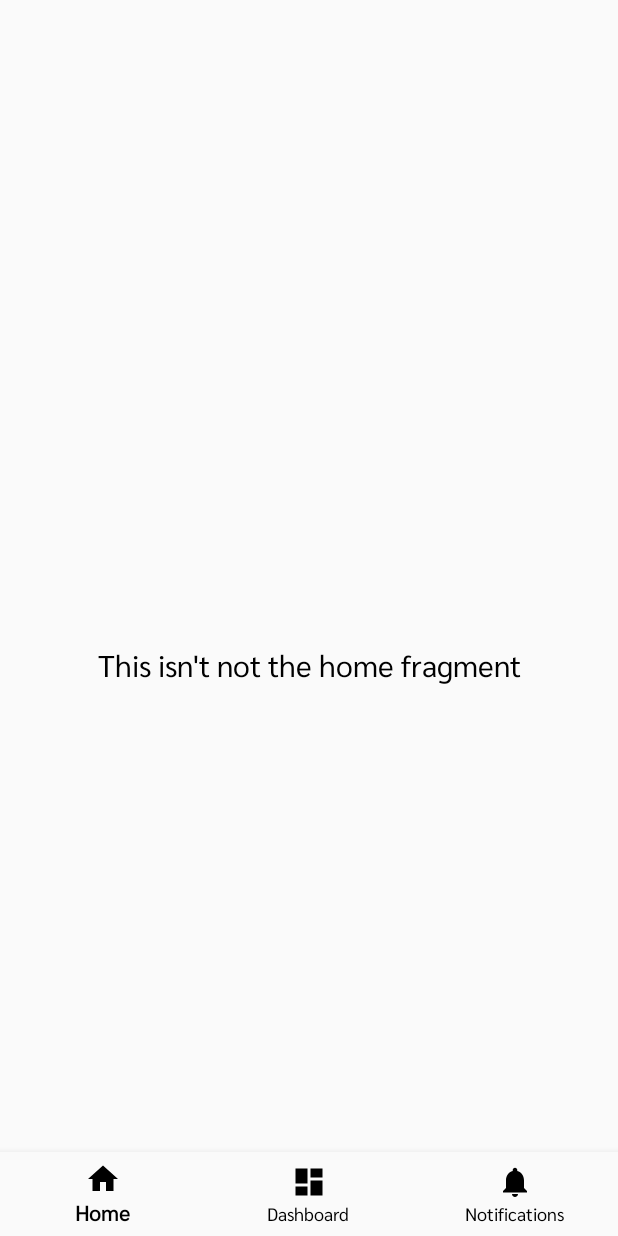
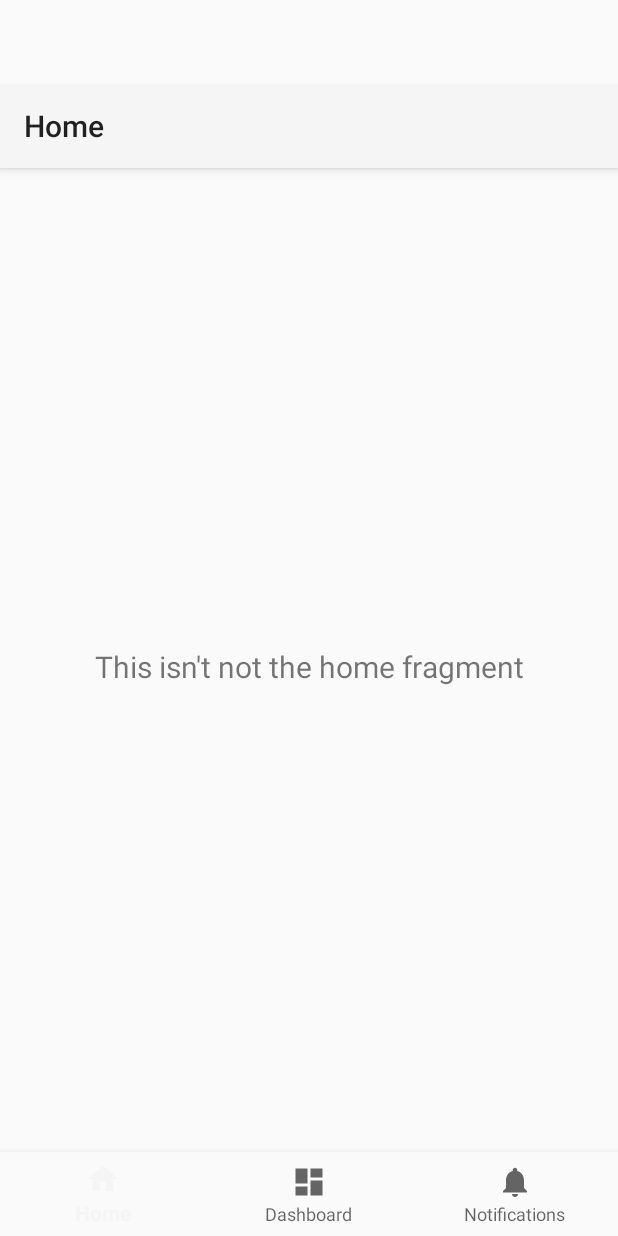
Before and after one commit to Matttle/NewFront, an Android app: the screen it shows after launch (MainActivity), on a phone screen of 412 x 824 dp. Run offline under Robolectric (Android 15) with nearby library versions, the phone set to English and light mode, and no system bars; our stand-ins replace navigation-ui.

Commit message:
Commit for fixing crashing problem in virtual device for New Front.

```diff
--- a/app/src/main/AndroidManifest.xml
+++ b/app/src/main/AndroidManifest.xml
@@ -10,7 +10,7 @@
         android:label="@string/app_name"
         android:roundIcon="@mipmap/ic_launcher_round"
         android:supportsRtl="true"
-        android:theme="@style/Theme.MyApplication"
+        android:theme="@style/Theme.AppCompat.Light.NoActionBar"
         tools:targetApi="31">
         <activity
             android:name=".ui.auth.LoginActivity"
--- a/app/src/main/java/com/example/myapplication/MainActivity.java
+++ b/app/src/main/java/com/example/myapplication/MainActivity.java
@@ -23,6 +23,9 @@ public class MainActivity extends AppCompatActivity {
         binding = ActivityMainBinding.inflate(getLayoutInflater());
         setContentView(binding.getRoot());
 
+        androidx.appcompat.widget.Toolbar myToolbar = (androidx.appcompat.widget.Toolbar) findViewById(R.id.my_toolbar);
+        setSupportActionBar(myToolbar);
+
         BottomNavigationView navView = findViewById(R.id.nav_view);
         // Passing each menu ID as a set of Ids because each
         // menu should be considered as top level destinations.
--- a/app/src/main/res/layout/activity_main.xml
+++ b/app/src/main/res/layout/activity_main.xml
@@ -1,6 +1,7 @@
 <?xml version="1.0" encoding="utf-8"?>
 <androidx.constraintlayout.widget.ConstraintLayout xmlns:android="http://schemas.android.com/apk/res/android"
     xmlns:app="http://schemas.android.com/apk/res-auto"
+    xmlns:tools="http://schemas.android.com/tools"
     android:id="@+id/container"
     android:layout_width="match_parent"
     android:layout_height="match_parent"
@@ -18,6 +19,17 @@
         app:layout_constraintRight_toRightOf="parent"
         app:menu="@menu/bottom_nav_menu" />
 
+    <androidx.appcompat.widget.Toolbar
+        android:id="@+id/my_toolbar"
+        android:layout_width="match_parent"
+        android:layout_height="?attr/actionBarSize"
+        android:background="?attr/colorPrimary"
+        android:elevation="4dp"
+        android:theme="@style/ThemeOverlay.AppCompat.ActionBar"
+        app:popupTheme="@style/ThemeOverlay.AppCompat.Light"
+        tools:layout_editor_absoluteX="0dp"
+        tools:layout_editor_absoluteY="125dp" />
+
     <fragment
         android:id="@+id/nav_host_fragment_activity_main"
         android:name="androidx.navigation.fragment.NavHostFragment"
@@ -25,9 +37,11 @@
         android:layout_height="match_parent"
         app:defaultNavHost="true"
         app:layout_constraintBottom_toTopOf="@id/nav_view"
+        app:layout_constraintHorizontal_bias="0.0"
         app:layout_constraintLeft_toLeftOf="parent"
         app:layout_constraintRight_toRightOf="parent"
         app:layout_constraintTop_toTopOf="parent"
+        app:layout_constraintVertical_bias="1.0"
         app:navGraph="@navigation/mobile_navigation" />
 
 </androidx.constraintlayout.widget.ConstraintLayout>
```
